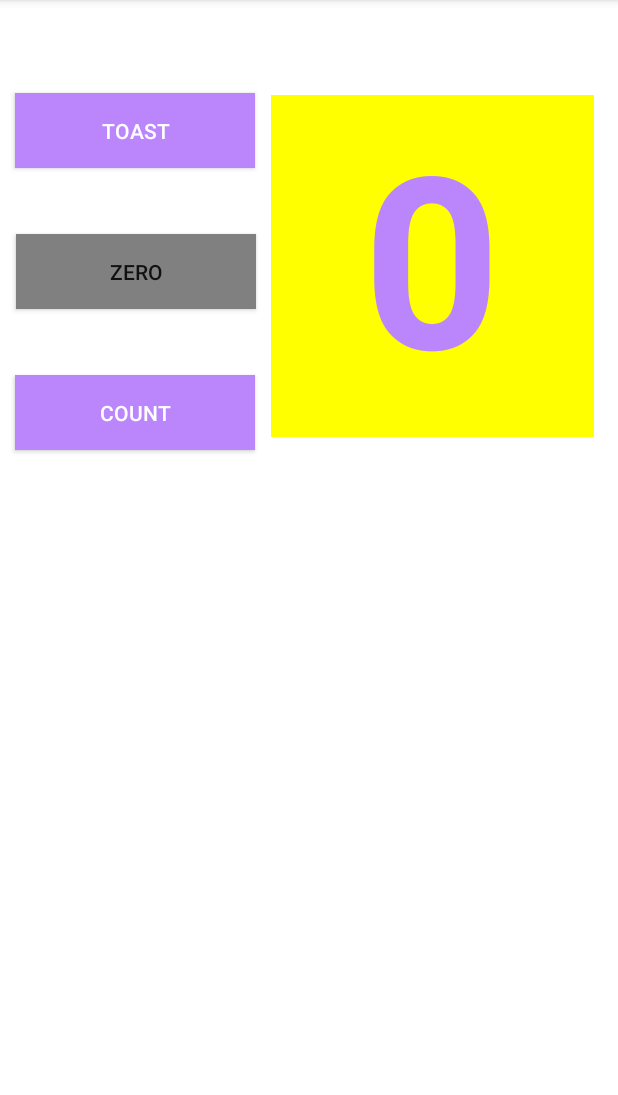
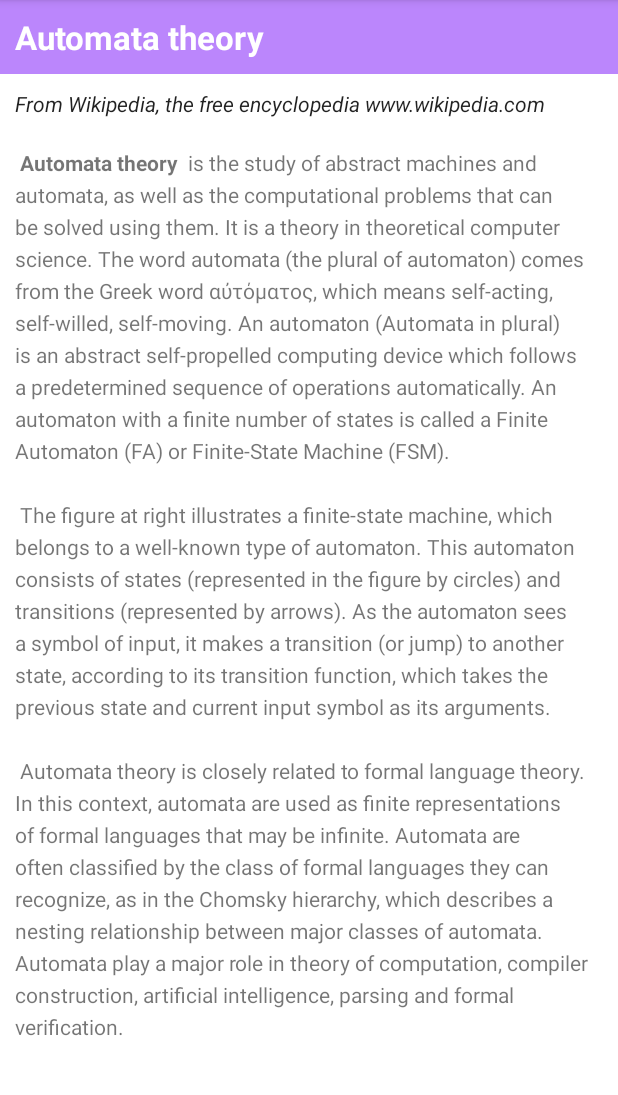
Before and after one commit to shawn-huesman/CSC415-UIBasics, an Android app: the screen it shows after launch (MainActivity), on a phone screen of 412 x 824 dp, the part 84-1179 px from its top. Run offline under Robolectric (Android 15) with nearby library versions, the phone set to English and light mode, and no system bars.

Commit message:
Completed Android Fundamentals 01.3 Task 1
- Removed previous project(s)
- Created Article title, subtitle, and text
- Added inactive web link

```diff
--- a/app/src/main/java/com/example/csc415_uibasics/MainActivity.kt
+++ b/app/src/main/java/com/example/csc415_uibasics/MainActivity.kt
@@ -1,54 +1,12 @@
 package com.example.csc415_uibasics
 
-import android.graphics.Color
 import androidx.appcompat.app.AppCompatActivity
 import android.os.Bundle
-import android.view.View
-import android.widget.*
-import androidx.core.content.res.ResourcesCompat
 
 class MainActivity : AppCompatActivity() {
-    private var mCount: Int = 0
-    private var mShowCount: TextView? = null
-    private var zeroButton: Button? = null
 
     override fun onCreate(savedInstanceState: Bundle?) {
         super.onCreate(savedInstanceState)
         setContentView(R.layout.activity_main)
-        mShowCount = findViewById(R.id.show_count)
-        zeroButton = findViewById(R.id.button_zero)
-    }
-
-    fun showToast(view: View) {
-        val toast: Toast = Toast.makeText(this, R.string.toast_message, Toast.LENGTH_SHORT)
-
-        toast.show()
-    }
-
-    fun countUp(view: View) {
-        val green = ResourcesCompat.getColor(resources, R.color.green, null)
-        val blue = ResourcesCompat.getColor(resources, R.color.blue, null)
-        val primaryColor = ResourcesCompat.getColor(resources, R.color.colorPrimary, null)
-
-        ++mCount
-        mShowCount?.setText(mCount.toString())
-
-        zeroButton?.setBackgroundColor(primaryColor)
-
-        if (mCount % 2 == 0) {
-            view.setBackgroundColor(blue)
-        }
-        else {
-            view.setBackgroundColor(green)
-        }
-    }
-
-    fun zeroOutCount(view: View) {
-        val grey = ResourcesCompat.getColor(resources, R.color.grey, null)
-
-        mShowCount?.setText("0")
-        mCount = 0
-
-        view.setBackgroundColor(grey)
     }
 }
--- a/app/src/main/res/layout-land/activity_main.xml
+++ /dev/null
@@ -1,88 +0,0 @@
-<?xml version="1.0" encoding="utf-8"?>
-<androidx.constraintlayout.widget.ConstraintLayout xmlns:android="http://schemas.android.com/apk/res/android"
-    xmlns:app="http://schemas.android.com/apk/res-auto"
-    xmlns:tools="http://schemas.android.com/tools"
-    android:layout_width="match_parent"
-    android:layout_height="match_parent"
-    android:orientation="vertical"
-    tools:context=".MainActivity">
-
-    <androidx.appcompat.widget.AppCompatButton
-        android:id="@+id/button_zero"
-        android:layout_width="160dp"
-        android:layout_height="60dp"
-        android:background="@color/grey"
-        android:onClick="zeroOutCount"
-        android:text="@string/button_label_zero"
-        app:layout_constraintBottom_toTopOf="@+id/button_count"
-        app:layout_constraintEnd_toStartOf="@+id/show_count"
-        app:layout_constraintStart_toStartOf="parent"
-        app:layout_constraintTop_toBottomOf="@+id/button_toast"
-        app:layout_constraintVertical_bias="0.476" />
-
-    <androidx.appcompat.widget.AppCompatButton
-        android:id="@+id/button_count"
-        android:layout_width="160dp"
-        android:layout_height="60dp"
-        android:layout_below="@+id/show_count"
-        android:layout_centerHorizontal="true"
-        android:background="@color/colorPrimary"
-        android:onClick="countUp"
-        android:text="@string/button_label_count"
-        android:textColor="@android:color/white"
-        app:layout_constraintBottom_toBottomOf="parent"
-        app:layout_constraintEnd_toStartOf="@+id/show_count"
-        app:layout_constraintStart_toStartOf="parent"
-        app:layout_constraintTop_toTopOf="parent"
-        app:layout_constraintVertical_bias="0.641" />
-
-    <androidx.appcompat.widget.AppCompatButton
-        android:id="@+id/button_toast"
-        android:layout_width="160dp"
-        android:layout_height="60dp"
-        android:background="@color/colorPrimary"
-        android:onClick="showToast"
-        android:text="@string/button_label_toast"
-        android:textColor="@android:color/white"
-        app:layout_constraintBottom_toBottomOf="parent"
-        app:layout_constraintEnd_toStartOf="@+id/show_count"
-        app:layout_constraintStart_toStartOf="parent"
-        app:layout_constraintTop_toTopOf="parent"
-        app:layout_constraintVertical_bias="0.113" />
-
-    <TextView
-        android:id="@+id/show_count"
-        android:layout_width="449dp"
-        android:layout_height="333dp"
-        android:layout_below="@+id/button_toast"
-        android:layout_alignParentStart="true"
-        android:layout_alignParentLeft="true"
-        android:background="#FFFF00"
-        android:gravity="center"
-        android:text="@string/count_initial_value"
-        android:textAlignment="center"
-        android:textColor="@color/colorPrimary"
-        android:textSize="160sp"
-        android:textStyle="bold"
-        app:layout_constraintBottom_toBottomOf="parent"
-        app:layout_constraintEnd_toStartOf="@+id/guideline3"
-        app:layout_constraintHorizontal_bias="0.933"
-        app:layout_constraintStart_toStartOf="parent"
-        app:layout_constraintTop_toTopOf="parent"
-        app:layout_constraintVertical_bias="0.373" />
-
-    <androidx.constraintlayout.widget.Guideline
-        android:id="@+id/guideline2"
-        android:layout_width="wrap_content"
-        android:layout_height="wrap_content"
-        android:orientation="vertical"
-        app:layout_constraintGuide_percent="0.02" />
-
-    <androidx.constraintlayout.widget.Guideline
-        android:id="@+id/guideline3"
-        android:layout_width="wrap_content"
-        android:layout_height="wrap_content"
-        android:orientation="vertical"
-        app:layout_constraintGuide_percent="0.96" />
-
-</androidx.constraintlayout.widget.ConstraintLayout>
--- a/app/src/main/res/layout/activity_main.xml
+++ b/app/src/main/res/layout/activity_main.xml
@@ -1,74 +1,38 @@
 <?xml version="1.0" encoding="utf-8"?>
-<androidx.constraintlayout.widget.ConstraintLayout xmlns:android="http://schemas.android.com/apk/res/android"
-    xmlns:app="http://schemas.android.com/apk/res-auto"
-    xmlns:tools="http://schemas.android.com/tools"
+
+<RelativeLayout xmlns:android="http://schemas.android.com/apk/res/android"
     android:layout_width="match_parent"
-    android:layout_height="match_parent"
-    android:orientation="vertical"
-    tools:context=".MainActivity">
-
-    <androidx.appcompat.widget.AppCompatButton
-        android:id="@+id/button_toast"
-        android:layout_width="160dp"
-        android:layout_height="50dp"
-        android:background="@color/colorPrimary"
-        android:onClick="showToast"
-        android:text="@string/button_label_toast"
-        android:textColor="@android:color/white"
-        app:layout_constraintBottom_toBottomOf="parent"
-        app:layout_constraintEnd_toStartOf="@+id/show_count"
-        app:layout_constraintHorizontal_bias="0.476"
-        app:layout_constraintStart_toStartOf="parent"
-        app:layout_constraintTop_toTopOf="parent"
-        app:layout_constraintVertical_bias="0.086" />
+    android:layout_height="match_parent">
 
     <TextView
-        android:id="@+id/show_count"
-        android:layout_width="215dp"
-        android:layout_height="228dp"
-        android:layout_below="@+id/button_toast"
-        android:layout_alignParentStart="true"
-        android:layout_alignParentLeft="true"
-        android:background="#FFFF00"
-        android:text="@string/count_initial_value"
-        android:textAlignment="center"
-        android:textColor="@color/colorPrimary"
-        android:textSize="160sp"
-        android:textStyle="bold"
-        app:layout_constraintBottom_toBottomOf="parent"
-        app:layout_constraintEnd_toEndOf="parent"
-        app:layout_constraintHorizontal_bias="0.918"
-        app:layout_constraintStart_toStartOf="parent"
-        app:layout_constraintTop_toTopOf="parent"
-        app:layout_constraintVertical_bias="0.117" />
+        android:layout_width="match_parent"
+        android:layout_height="wrap_content"
+        android:id="@+id/article_heading"
+        android:background="@color/colorPrimary"
+        android:padding="@dimen/padding_regular"
+        android:text="@string/article_title"
+        android:textAppearance=
+            "@android:style/TextAppearance.DeviceDefault.Large"
+        android:textColor="@android:color/white"
+        android:textStyle="bold" />
 
-    <androidx.appcompat.widget.AppCompatButton
-        android:id="@+id/button_count"
-        android:layout_width="160dp"
-        android:layout_height="50dp"
-        android:layout_below="@+id/show_count"
-        android:layout_centerHorizontal="true"
-        android:background="@color/colorPrimary"
-        android:onClick="countUp"
-        android:text="@string/button_label_count"
-        android:textColor="@android:color/white"
-        app:layout_constraintBottom_toBottomOf="parent"
-        app:layout_constraintEnd_toStartOf="@+id/show_count"
-        app:layout_constraintHorizontal_bias="0.476"
-        app:layout_constraintStart_toStartOf="parent"
-        app:layout_constraintTop_toTopOf="parent"
-        app:layout_constraintVertical_bias="0.348" />
+    <TextView
+        android:layout_width="match_parent"
+        android:layout_height="wrap_content"
+        android:id="@+id/article_subheading"
+        android:layout_below="@id/article_heading"
+        android:padding="@dimen/padding_regular"
+        android:text="@string/article_subtitle"
+        android:textAppearance=
+            "@android:style/TextAppearance.DeviceDefault" />
 
-    <androidx.appcompat.widget.AppCompatButton
-        android:id="@+id/button_zero"
-        android:layout_width="160dp"
-        android:layout_height="50dp"
-        android:background="@color/grey"
-        android:text="@string/button_label_zero"
-        android:onClick="zeroOutCount"
-        app:layout_constraintBottom_toTopOf="@+id/button_count"
-        app:layout_constraintEnd_toStartOf="@+id/show_count"
-        app:layout_constraintStart_toStartOf="parent"
-        app:layout_constraintTop_toBottomOf="@+id/button_toast" />
+    <TextView
+        android:layout_width="wrap_content"
+        android:layout_height="wrap_content"
+        android:id="@+id/article"
+        android:layout_below="@id/article_subheading"
+        android:lineSpacingExtra="@dimen/line_spacing"
+        android:padding="@dimen/padding_regular"
+        android:text="@string/article_text" />
 
-</androidx.constraintlayout.widget.ConstraintLayout>
+</RelativeLayout>
--- /dev/null
+++ b/app/src/main/res/values/dimens.xml
@@ -0,0 +1,5 @@
+<?xml version="1.0" encoding="utf-8"?>
+<resources>
+    <dimen name="padding_regular">10dp</dimen>
+    <dimen name="line_spacing">5sp</dimen>
+</resources>
--- a/app/src/main/res/values/strings.xml
+++ b/app/src/main/res/values/strings.xml
@@ -5,4 +5,11 @@
     <string name="toast_message">Hello Toast!</string>
     <string name="count_initial_value">0</string>
     <string name="button_label_zero">Zero</string>
+    <string name="article_text"><b> Automata theory </b> is the study of abstract machines and automata, as well as the computational problems that can be solved using them. It is a theory in theoretical computer science. The word automata (the plural of automaton) comes from the Greek word αὐτόματος, which means "self-acting, self-willed, self-moving". An automaton (Automata in plural) is an abstract self-propelled computing device which follows a predetermined sequence of operations automatically. An automaton with a finite number of states is called a Finite Automaton (FA) or Finite-State Machine (FSM).
+\n\n
+The figure at right illustrates a finite-state machine, which belongs to a well-known type of automaton. This automaton consists of states (represented in the figure by circles) and transitions (represented by arrows). As the automaton sees a symbol of input, it makes a transition (or jump) to another state, according to its transition function, which takes the previous state and current input symbol as its arguments.
+\n\n
+Automata theory is closely related to formal language theory. In this context, automata are used as finite representations of formal languages that may be infinite. Automata are often classified by the class of formal languages they can recognize, as in the Chomsky hierarchy, which describes a nesting relationship between major classes of automata. Automata play a major role in theory of computation, compiler construction, artificial intelligence, parsing and formal verification. </string>
+    <string name="article_subtitle"><i>From Wikipedia, the free encyclopedia www.wikipedia.com</i></string>
+    <string name="article_title">Automata theory</string>
 </resources>
```
